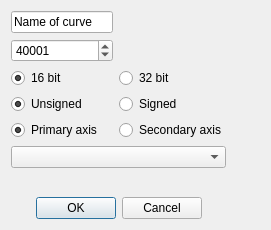
The window that src/dialogs/addregisterdialog.ui (ModbusScope/ModbusScope) describes before a commit, drawn with Qt 5.
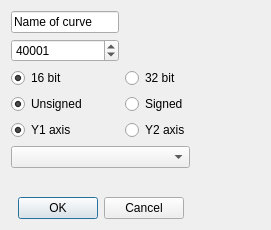
The same window after the commit.

Commit message: Rename primary/secondary

Diff of the .ui file:
```diff
--- a/src/dialogs/addregisterdialog.ui
+++ b/src/dialogs/addregisterdialog.ui
@@ -125,7 +125,7 @@
    <item row="6" column="0">
     <widget class="QRadioButton" name="radioPrimary">
      <property name="text">
-      <string>Primary axis</string>
+      <string>Y1 axis</string>
      </property>
      <property name="checked">
       <bool>true</bool>
@@ -135,7 +135,7 @@
    <item row="6" column="1">
     <widget class="QRadioButton" name="radioSecondary">
      <property name="text">
-      <string>Secondary axis</string>
+      <string>Y2 axis</string>
      </property>
     </widget>
    </item>
```
The commit also changes 4 other files.
